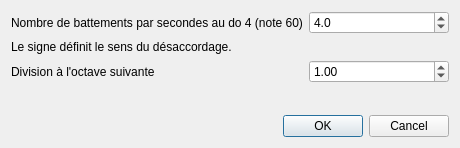
Old version of the form sources/editor/tools/mixture_creation/toolmixturecreation_gui.ui in the repository davy7125/polyphone.
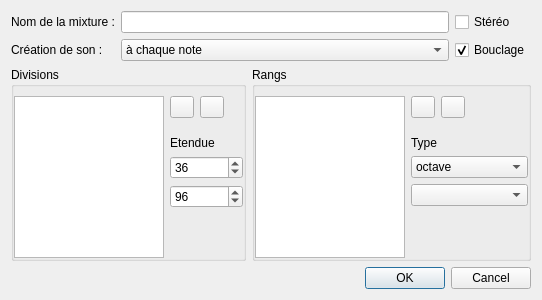
New version of the form. Icons and pictures are not drawn. Custom widgets are drawn as their Qt base class.

What changed in the file:
```diff
--- a/sources/editor/tools/mixture_creation/toolmixturecreation_gui.ui
+++ b/sources/editor/tools/mixture_creation/toolmixturecreation_gui.ui
@@ -6,22 +6,467 @@
    <rect>
     <x>0</x>
     <y>0</y>
-    <width>460</width>
-    <height>148</height>
+    <width>542</width>
+    <height>300</height>
    </rect>
   </property>
   <property name="windowTitle">
    <string>Form</string>
   </property>
-  <layout class="QGridLayout" name="gridLayout">
-   <item row="2" column="0" colspan="2">
-    <widget class="QLabel" name="label_4">
-     <property name="text">
-      <string>Division à l'octave suivante</string>
+  <layout class="QVBoxLayout" name="verticalLayout">
+   <item>
+    <layout class="QGridLayout" name="gridLayout">
+     <property name="topMargin">
+      <number>0</number>
      </property>
-    </widget>
+     <item row="0" column="0">
+      <widget class="QLabel" name="label_3">
+       <property name="text">
+        <string>Nom de la mixture :</string>
+       </property>
+      </widget>
+     </item>
+     <item row="0" column="1">
+      <widget class="QLineEdit" name="lineNom"/>
+     </item>
+     <item row="1" column="0">
+      <widget class="QLabel" name="label_4">
+       <property name="text">
+        <string>Création de son :</string>
+       </property>
+      </widget>
+     </item>
+     <item row="1" column="1">
+      <widget class="QComboBox" name="comboFreq">
+       <item>
+        <property name="text">
+         <string>à chaque note</string>
+        </property>
+       </item>
+       <item>
+        <property name="text">
+         <string>toutes les 3 notes</string>
+        </property>
+       </item>
+       <item>
+        <property name="text">
+         <string>toutes les 6 notes</string>
+        </property>
+       </item>
+      </widget>
+     </item>
+     <item row="1" column="2">
+      <widget class="QCheckBox" name="checkBouclage">
+       <property name="text">
+        <string>Bouclage</string>
+       </property>
+       <property name="checked">
+        <bool>true</bool>
+       </property>
+      </widget>
+     </item>
+     <item row="0" column="2">
+      <widget class="QCheckBox" name="checkStereo">
+       <property name="text">
+        <string>Stéréo</string>
+       </property>
+      </widget>
+     </item>
+    </layout>
    </item>
-   <item row="4" column="1" colspan="2">
+   <item>
+    <layout class="QHBoxLayout" name="horizontalLayout_5">
+     <property name="bottomMargin">
+      <number>0</number>
+     </property>
+     <item>
+      <widget class="QGroupBox" name="groupBox">
+       <property name="title">
+        <string>Divisions</string>
+       </property>
+       <layout class="QGridLayout" name="gridLayout_2" columnstretch="100,0,0,0">
+        <property name="leftMargin">
+         <number>0</number>
+        </property>
+        <property name="topMargin">
+         <number>9</number>
+        </property>
+        <property name="rightMargin">
+         <number>0</number>
+        </property>
+        <property name="bottomMargin">
+         <number>0</number>
+        </property>
+        <property name="verticalSpacing">
+         <number>6</number>
+        </property>
+        <item row="3" column="1" colspan="3">
+         <widget class="SpinBoxKey" name="spinDivStart">
+          <property name="sizePolicy">
+           <sizepolicy hsizetype="Preferred" vsizetype="Fixed">
+            <horstretch>0</horstretch>
+            <verstretch>0</verstretch>
+           </sizepolicy>
+          </property>
+          <property name="maximum">
+           <number>127</number>
+          </property>
+          <property name="value">
+           <number>36</number>
+          </property>
+         </widget>
+        </item>
+        <item row="0" column="1">
+         <widget class="QPushButton" name="pushAddDiv">
+          <property name="sizePolicy">
+           <sizepolicy hsizetype="Preferred" vsizetype="Preferred">
+            <horstretch>0</horstretch>
+            <verstretch>0</verstretch>
+           </sizepolicy>
+          </property>
+          <property name="minimumSize">
+           <size>
+            <width>24</width>
+            <height>0</height>
+           </size>
+          </property>
+          <property name="maximumSize">
+           <size>
+            <width>24</width>
+            <height>24</height>
+           </size>
+          </property>
+          <property name="text">
+           <string/>
+          </property>
+          <property name="icon">
+           <iconset>
+            <normaloff>:/icons/add</normaloff>:/icons/add</iconset>
+          </property>
+         </widget>
+        </item>
+        <item row="0" column="0" rowspan="6">
+         <widget class="QListWidget" name="listDivisions">
+          <property name="minimumSize">
+           <size>
+            <width>150</width>
+            <height>0</height>
+           </size>
+          </property>
+          <property name="editTriggers">
+           <set>QAbstractItemView::NoEditTriggers</set>
+          </property>
+         </widget>
+        </item>
+        <item row="0" column="2">
+         <widget class="QPushButton" name="pushRemoveDiv">
+          <property name="sizePolicy">
+           <sizepolicy hsizetype="Preferred" vsizetype="Preferred">
+            <horstretch>0</horstretch>
+            <verstretch>0</verstretch>
+           </sizepolicy>
+          </property>
+          <property name="minimumSize">
+           <size>
+            <width>24</width>
+            <height>0</height>
+           </size>
+          </property>
+          <property name="maximumSize">
+           <size>
+            <width>24</width>
+            <height>24</height>
+           </size>
+          </property>
+          <property name="text">
+           <string/>
+          </property>
+          <property name="icon">
+           <iconset>
+            <normaloff>:/icons/remove</normaloff>:/icons/remove</iconset>
+          </property>
+         </widget>
+        </item>
+        <item row="1" column="1">
+         <spacer name="verticalSpacer_3">
+          <property name="orientation">
+           <enum>Qt::Vertical</enum>
+          </property>
+          <property name="sizeType">
+           <enum>QSizePolicy::Fixed</enum>
+          </property>
+          <property name="sizeHint" stdset="0">
+           <size>
+            <width>20</width>
+            <height>6</height>
+           </size>
+          </property>
+         </spacer>
+        </item>
+        <item row="0" column="3">
+         <spacer name="horizontalSpacer">
+          <property name="orientation">
+           <enum>Qt::Horizontal</enum>
+          </property>
+          <property name="sizeHint" stdset="0">
+           <size>
+            <width>40</width>
+            <height>20</height>
+           </size>
+          </property>
+         </spacer>
+        </item>
+        <item row="4" column="1" colspan="3">
+         <widget class="SpinBoxKey" name="spinDivEnd">
+          <property name="sizePolicy">
+           <sizepolicy hsizetype="Preferred" vsizetype="Fixed">
+            <horstretch>0</horstretch>
+            <verstretch>0</verstretch>
+           </sizepolicy>
+          </property>
+          <property name="maximum">
+           <number>127</number>
+          </property>
+          <property name="value">
+           <number>96</number>
+          </property>
+         </widget>
+        </item>
+        <item row="2" column="1" colspan="3">
+         <widget class="QLabel" name="label">
+          <property name="text">
+           <string>Etendue</string>
+          </property>
+         </widget>
+        </item>
+        <item row="5" column="1">
+         <spacer name="verticalSpacer">
+          <property name="orientation">
+           <enum>Qt::Vertical</enum>
+          </property>
+          <property name="sizeHint" stdset="0">
+           <size>
+            <width>20</width>
+            <height>40</height>
+           </size>
+          </property>
+         </spacer>
+        </item>
+       </layout>
+      </widget>
+     </item>
+     <item>
+      <widget class="QGroupBox" name="groupBox_2">
+       <property name="title">
+        <string>Rangs</string>
+       </property>
+       <layout class="QGridLayout" name="gridLayout_3" columnstretch="100,0,0,0">
+        <property name="leftMargin">
+         <number>0</number>
+        </property>
+        <property name="topMargin">
+         <number>9</number>
+        </property>
+        <property name="rightMargin">
+         <number>0</number>
+        </property>
+        <property name="bottomMargin">
+         <number>0</number>
+        </property>
+        <property name="verticalSpacing">
+         <number>6</number>
+        </property>
+        <item row="1" column="1">
+         <spacer name="verticalSpacer_4">
+          <property name="orientation">
+           <enum>Qt::Vertical</enum>
+          </property>
+          <property name="sizeType">
+           <enum>QSizePolicy::Fixed</enum>
+          </property>
+          <property name="sizeHint" stdset="0">
+           <size>
+            <width>20</width>
+            <height>6</height>
+           </size>
+          </property>
+         </spacer>
+        </item>
+        <item row="0" column="3">
+         <spacer name="horizontalSpacer_2">
+          <property name="orientation">
+           <enum>Qt::Horizontal</enum>
+          </property>
+          <property name="sizeHint" stdset="0">
+           <size>
+            <width>40</width>
+            <height>20</height>
+           </size>
+          </property>
+         </spacer>
+        </item>
+        <item row="0" column="2">
+         <widget class="QPushButton" name="pushRemoveRank">
+          <property name="sizePolicy">
+           <sizepolicy hsizetype="Preferred" vsizetype="Preferred">
+            <horstretch>0</horstretch>
+            <verstretch>0</verstretch>
+           </sizepolicy>
+          </property>
+          <property name="maximumSize">
+           <size>
+            <width>24</width>
+            <height>24</height>
+           </size>
+          </property>
+          <property name="text">
+           <string/>
+          </property>
+          <property name="icon">
+           <iconset>
+            <normaloff>:/icons/remove</normaloff>:/icons/remove</iconset>
+          </property>
+         </widget>
+        </item>
+        <item row="2" column="1" colspan="3">
+         <widget class="QLabel" name="label_2">
+          <property name="text">
+           <string>Type</string>
+          </property>
+         </widget>
+        </item>
+        <item row="3" column="1" colspan="3">
+         <widget class="QComboBox" name="comboType1">
+          <item>
+           <property name="text">
+            <string>octave</string>
+           </property>
+          </item>
+          <item>
+           <property name="text">
+            <string>quinte</string>
+           </property>
+          </item>
+          <item>
+           <property name="text">
+            <string>tierce</string>
+           </property>
+          </item>
+          <item>
+           <property name="text">
+            <string>septième</string>
+           </property>
+          </item>
+          <item>
+           <property name="text">
+            <string>neuvième</string>
+           </property>
+          </item>
+          <item>
+           <property name="text">
+            <string>onzième</string>
+           </property>
+          </item>
+          <item>
+           <property name="text">
+            <string>treizième</string>
+           </property>
+          </item>
+          <item>
+           <property name="text">
+            <string>quinzième</string>
+           </property>
+          </item>
+          <item>
+           <property name="text">
+            <string>dix-septième</string>
+           </property>
+          </item>
+          <item>
+           <property name="text">
+            <string>dix-neuvième</string>
+           </property>
+          </item>
+          <item>
+           <property name="text">
+            <string>vingt-et-unième</string>
+           </property>
+          </item>
+          <item>
+           <property name="text">
+            <string>vingt-troisième</string>
+           </property>
+          </item>
+          <item>
+           <property name="text">
+            <string>vingt-cinquième</string>
+           </property>
+          </item>
+          <item>
+           <property name="text">
+            <string>vingt-septième</string>
+           </property>
+          </item>
+         </widget>
+        </item>
+        <item row="4" column="1" colspan="3">
+         <widget class="QComboBox" name="comboType2"/>
+        </item>
+        <item row="0" column="1">
+         <widget class="QPushButton" name="pushAddRank">
+          <property name="sizePolicy">
+           <sizepolicy hsizetype="Preferred" vsizetype="Preferred">
+            <horstretch>0</horstretch>
+            <verstretch>0</verstretch>
+           </sizepolicy>
+          </property>
+          <property name="maximumSize">
+           <size>
+            <width>24</width>
+            <height>24</height>
+           </size>
+          </property>
+          <property name="text">
+           <string/>
+          </property>
+          <property name="icon">
+           <iconset>
+            <normaloff>:/icons/add</normaloff>:/icons/add</iconset>
+          </property>
+         </widget>
+        </item>
+        <item row="5" column="1">
+         <spacer name="verticalSpacer_2">
+          <property name="orientation">
+           <enum>Qt::Vertical</enum>
+          </property>
+          <property name="sizeHint" stdset="0">
+           <size>
+            <width>20</width>
+            <height>40</height>
+           </size>
+          </property>
+         </spacer>
+        </item>
+        <item row="0" column="0" rowspan="6">
+         <widget class="QListWidget" name="listRangs">
+          <property name="minimumSize">
+           <size>
+            <width>150</width>
+            <height>0</height>
+           </size>
+          </property>
+          <property name="editTriggers">
+           <set>QAbstractItemView::NoEditTriggers</set>
+          </property>
+         </widget>
+        </item>
+       </layout>
+      </widget>
+     </item>
+    </layout>
+   </item>
+   <item>
     <widget class="QDialogButtonBox" name="buttonBox">
      <property name="orientation">
       <enum>Qt::Horizontal</enum>
@@ -31,67 +476,15 @@
      </property>
     </widget>
    </item>
-   <item row="2" column="2">
-    <widget class="QDoubleSpinBox" name="doubleSpinDiv">
-     <property name="minimum">
-      <double>0.500000000000000</double>
-     </property>
-     <property name="maximum">
-      <double>2.000000000000000</double>
-     </property>
-     <property name="singleStep">
-      <double>0.100000000000000</double>
-     </property>
-     <property name="value">
-      <double>1.000000000000000</double>
-     </property>
-    </widget>
-   </item>
-   <item row="0" column="0" colspan="2">
-    <widget class="QLabel" name="label">
-     <property name="text">
-      <string notr="true">Nombre de battements par secondes au do 4 (note 60)</string>
-     </property>
-    </widget>
-   </item>
-   <item row="1" column="0" colspan="2">
-    <widget class="QLabel" name="label_2">
-     <property name="text">
-      <string>Le signe définit le sens du désaccordage.</string>
-     </property>
-    </widget>
-   </item>
-   <item row="0" column="2">
-    <widget class="QDoubleSpinBox" name="doubleSpinHerz">
-     <property name="decimals">
-      <number>1</number>
-     </property>
-     <property name="minimum">
-      <double>-10.000000000000000</double>
-     </property>
-     <property name="maximum">
-      <double>10.000000000000000</double>
-     </property>
-     <property name="value">
-      <double>4.000000000000000</double>
-     </property>
-    </widget>
-   </item>
-   <item row="3" column="2">
-    <spacer name="verticalSpacer">
-     <property name="orientation">
-      <enum>Qt::Vertical</enum>
-     </property>
-     <property name="sizeHint" stdset="0">
-      <size>
-       <width>20</width>
-       <height>40</height>
-      </size>
-     </property>
-    </spacer>
-   </item>
   </layout>
  </widget>
+ <customwidgets>
+  <customwidget>
+   <class>SpinBoxKey</class>
+   <extends>QSpinBox</extends>
+   <header>spinboxkey.h</header>
+  </customwidget>
+ </customwidgets>
  <resources/>
  <connections/>
 </ui>
```
